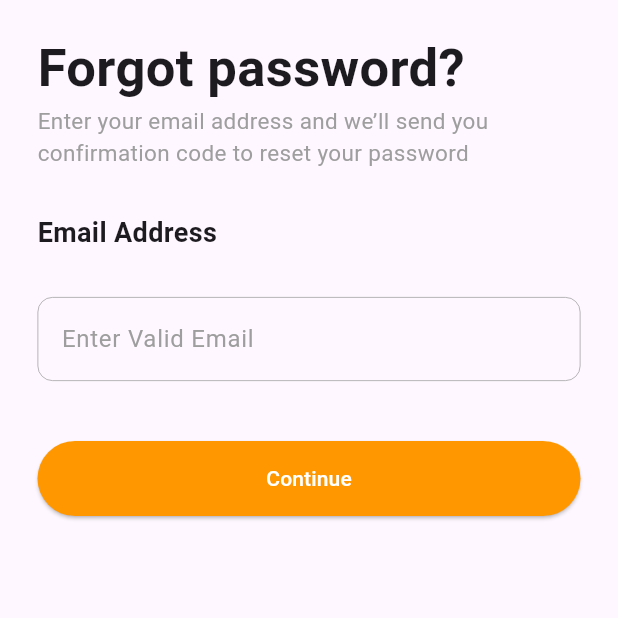
After one commit to mohankumaronly/Burger-delivery-app, a Flutter app: the ForgotPasswordScreen screen opened directly, on a phone screen of 412 x 824 dp, the top half of it. The commit adds this screen. Run offline on Flutter 3.47's test engine with Material 3 defaults, Android fonts, the phone set to English and light mode, and no system bars; our stand-ins replace flutter_svg.

```diff
--- /dev/null
+++ b/lib/screens/auth_screen/forgot_password_screen.dart
@@ -0,0 +1,37 @@
+import 'package:flutter/material.dart';
+import 'package:food_delivery_app/screens/auth_screen/widgets/My_textfield.dart';
+import 'package:food_delivery_app/screens/auth_screen/widgets/auth_heading.dart';
+import 'package:food_delivery_app/screens/auth_screen/widgets/auth_subheading.dart';
+import 'package:food_delivery_app/screens/auth_screen/widgets/my_button.dart';
+import 'package:food_delivery_app/screens/auth_screen/widgets/textfield_heading.dart';
+
+class ForgotPasswordScreen extends StatelessWidget {
+  const ForgotPasswordScreen({super.key});
+
+  @override
+  Widget build(BuildContext context) {
+    return Scaffold(
+      body: SafeArea(
+        child: Padding(
+          padding: const EdgeInsets.symmetric(horizontal: 25.0, vertical: 20),
+          child: SingleChildScrollView(
+            child: Column(
+              crossAxisAlignment: CrossAxisAlignment.start,
+              children: [
+                AuthHeadings(headlineText: 'Forgot password?'),
+                AuthSubheading(subHeadingText: 'Enter your email address and we’ll send you \nconfirmation code to reset your password'),
+                SizedBox(height: 30,),
+                TextfieldHeading(textFieldHeading: 'Email Address'),
+                 SizedBox(height: 30,),
+                MyTextfield(hintText: 'Enter Valid Email'),
+                 SizedBox(height: 40,),
+                MyButton(buttonText: 'Continue', onPressed: (){
+                }),
+              ],
+            ),
+          ),
+        ),
+      ),
+    );
+  }
+}
--- a/lib/screens/auth_screen/widgets/My_textfield.dart
+++ b/lib/screens/auth_screen/widgets/My_textfield.dart
@@ -3,6 +3,7 @@ import 'package:flutter/material.dart';
 class MyTextfield extends StatelessWidget {
 
   final String hintText;
+  final isObscure = false;
 
 
   const MyTextfield({super.key, required this.hintText});
@@ -10,6 +11,7 @@ class MyTextfield extends StatelessWidget {
   @override
   Widget build(BuildContext context) {
     return TextField(
+      obscureText: isObscure,
       decoration: InputDecoration(
         enabledBorder: OutlineInputBorder(
           borderSide: BorderSide(width: 0.5, color: Colors.grey),
--- /dev/null
+++ b/lib/screens/auth_screen/widgets/auth_heading.dart
@@ -0,0 +1,14 @@
+import 'package:flutter/material.dart';
+
+class AuthHeadings extends StatelessWidget {
+  final String headlineText;
+  const AuthHeadings({super.key, required this.headlineText});
+
+  @override
+  Widget build(BuildContext context) {
+    return Text(
+      headlineText,
+      style: TextStyle(fontWeight: FontWeight.bold, fontSize: 35),
+    );
+  }
+}
--- /dev/null
+++ b/lib/screens/auth_screen/widgets/auth_subheading.dart
@@ -0,0 +1,14 @@
+import 'package:flutter/material.dart';
+
+class AuthSubheading extends StatelessWidget {
+  final String subHeadingText;
+  const AuthSubheading({super.key, required this.subHeadingText});
+
+  @override
+  Widget build(BuildContext context) {
+    return Text(
+      subHeadingText,
+      style: TextStyle(fontSize: 15, color: Colors.grey),
+    );
+  }
+}
--- /dev/null
+++ b/lib/screens/auth_screen/widgets/my_button.dart
@@ -0,0 +1,25 @@
+import 'package:flutter/material.dart';
+
+class MyButton extends StatelessWidget {
+  final String buttonText;
+  final VoidCallback onPressed;
+  const MyButton({super.key, required this.buttonText, required this.onPressed});
+
+  @override
+  Widget build(BuildContext context) {
+    return SizedBox(
+      height: 50,
+      width: double.infinity,
+      child: ElevatedButton(
+        style: ElevatedButton.styleFrom(
+          backgroundColor: Colors.orange,
+          shape: RoundedRectangleBorder(
+            borderRadius: BorderRadius.circular(40),
+          ),
+        ),
+        onPressed: onPressed,
+        child: Text(buttonText, style: TextStyle(color: Colors.white)),
+      ),
+    );
+  }
+}
--- /dev/null
+++ b/lib/screens/auth_screen/widgets/textfield_heading.dart
@@ -0,0 +1,14 @@
+import 'package:flutter/material.dart';
+
+class TextfieldHeading extends StatelessWidget {
+  final String textFieldHeading;
+  const TextfieldHeading({super.key, required this.textFieldHeading});
+
+  @override
+  Widget build(BuildContext context) {
+    return Text(
+      textFieldHeading,
+      style: TextStyle(fontWeight: FontWeight.bold, fontSize: 18),
+    );
+  }
+}
```
Also changed, not shown: lib/screens/auth_screen/login_screen.dart (+81 -116 lines), lib/screens/auth_screen/register_screen.dart (+117 -0 lines), lib/screens/auth_screen/widgets/my_divider.dart (added, +26 -0 lines), lib/screens/auth_screen/widgets/password_textfield.dart (added, +48 -0 lines), lib/screens/auth_screen/widgets/svg_icons.dart (added, +44 -0 lines), assets/svg/Email.svg (added), assets/svg/WhatsApp.svg (added).
